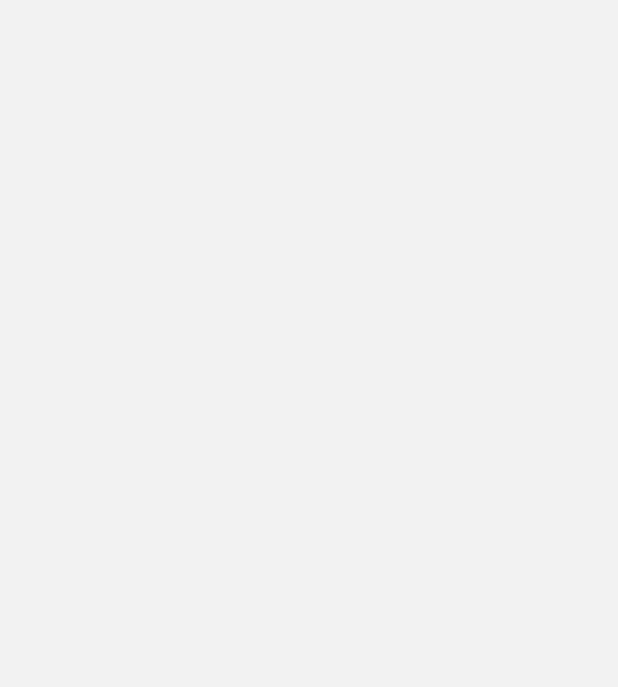
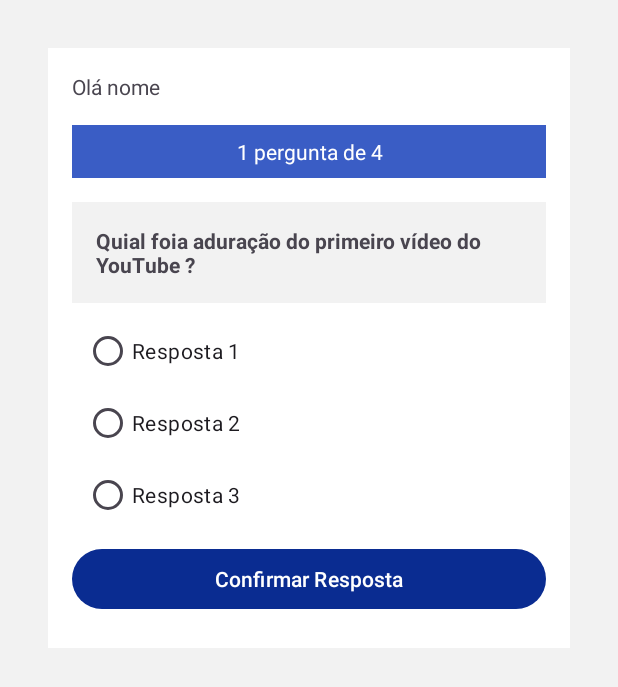
Before and after one commit to alxmart/Quiz-App, an Android app: the PerguntasActivity screen opened directly, with no data from a screen before it, on a phone screen of 412 x 824 dp. Before the commit the part shown is empty. Shown: the top 687 px of the screen. Run offline under Robolectric (Android 15) with nearby library versions, the phone set to English and light mode, and no system bars.

Commit message:
Created PerguntasActivity

```diff
--- a/app/src/main/java/com/luizafmartinez/quizapp/MainActivity.kt
+++ b/app/src/main/java/com/luizafmartinez/quizapp/MainActivity.kt
@@ -28,6 +28,7 @@ class MainActivity : AppCompatActivity() {
     private fun validarCampos() {
 
         val nome = editNome.text.toString()
+
         if ( nome.isNotEmpty() ) {
             textInputLayoutNome.error = null
 
@@ -36,6 +37,9 @@ class MainActivity : AppCompatActivity() {
                 this,
                 PerguntasActivity::class.java
             )
+
+            intent.putExtra("nome", nome)
+
             startActivity( intent )
 
         } else {
--- a/app/src/main/java/com/luizafmartinez/quizapp/PerguntasActivity.kt
+++ b/app/src/main/java/com/luizafmartinez/quizapp/PerguntasActivity.kt
@@ -2,10 +2,31 @@ package com.luizafmartinez.quizapp
 
 import androidx.appcompat.app.AppCompatActivity
 import android.os.Bundle
+import android.widget.TextView
+import com.google.android.material.textfield.TextInputLayout
 
 class PerguntasActivity : AppCompatActivity() {
+
+    private lateinit var textExibicaoNome: TextView
+
     override fun onCreate(savedInstanceState: Bundle?) {
         super.onCreate(savedInstanceState)
         setContentView(R.layout.activity_perguntas)
+
+        inicializarComponentesInterface()
+        //inicializarEventosClique()
+    }
+
+    private fun inicializarComponentesInterface() {
+
+        textExibicaoNome = findViewById(R.id.text_exibicao_nome)
+
+        val bundle = intent.extras
+
+        val nome = bundle?.getString("nome" )
+        if (nome != null) {
+            textExibicaoNome.text = "Olá , $nome"
+        }
+
     }
 }
--- a/app/src/main/res/layout/activity_perguntas.xml
+++ b/app/src/main/res/layout/activity_perguntas.xml
@@ -6,4 +6,75 @@
     android:layout_height="match_parent"
     tools:context=".PerguntasActivity">
 
+    <LinearLayout
+        android:layout_width="0dp"
+        android:layout_height="400dp"
+        android:layout_marginStart="32dp"
+        android:layout_marginTop="32dp"
+        android:layout_marginEnd="32dp"
+        android:background="@color/branco"
+        android:orientation="vertical"
+        android:padding="16dp"
+        app:layout_constraintEnd_toEndOf="parent"
+        app:layout_constraintHorizontal_bias="0.5"
+        app:layout_constraintStart_toStartOf="parent"
+        app:layout_constraintTop_toTopOf="parent">
+
+        <TextView
+            android:id="@+id/text_exibicao_nome"
+            android:layout_width="match_parent"
+            android:layout_height="wrap_content"
+            android:text="Olá nome" />
+
+        <TextView
+            android:id="@+id/textView4"
+            android:layout_width="match_parent"
+            android:layout_height="wrap_content"
+            android:layout_marginTop="16dp"
+            android:layout_marginBottom="16dp"
+            android:background="@color/destaque"
+            android:padding="8dp"
+            android:text="1 pergunta de 4"
+            android:textAlignment="center"
+            android:textColor="@color/branco" />
+
+        <TextView
+            android:id="@+id/textView5"
+            android:layout_width="match_parent"
+            android:layout_height="wrap_content"
+            android:background="@color/fundo"
+            android:padding="16dp"
+            android:text="Quial foia aduração do primeiro vídeo do YouTube ?"
+            android:textStyle="bold" />
+
+        <RadioGroup
+            android:layout_width="match_parent"
+            android:layout_height="wrap_content"
+            android:padding="8dp">
+
+            <RadioButton
+                android:id="@+id/radioButton"
+                android:layout_width="match_parent"
+                android:layout_height="wrap_content"
+                android:text="Resposta 1" />
+
+            <RadioButton
+                android:id="@+id/radioButton2"
+                android:layout_width="match_parent"
+                android:layout_height="wrap_content"
+                android:text="Resposta 2" />
+
+            <RadioButton
+                android:id="@+id/radioButton3"
+                android:layout_width="match_parent"
+                android:layout_height="wrap_content"
+                android:text="Resposta 3" />
+        </RadioGroup>
+
+        <Button
+            android:id="@+id/button"
+            android:layout_width="match_parent"
+            android:layout_height="wrap_content"
+            android:text="Confirmar Resposta" />
+    </LinearLayout>
 </androidx.constraintlayout.widget.ConstraintLayout>
--- a/app/src/main/res/values/colors.xml
+++ b/app/src/main/res/values/colors.xml
@@ -4,5 +4,6 @@
     <color name="branco">#FFFFFFFF</color>
 
     <color name="primaria">#0A2C91</color>
+    <color name="destaque">#3A5DC5</color>
     <color name="fundo">#F2F2F2</color>
 </resources>
```
